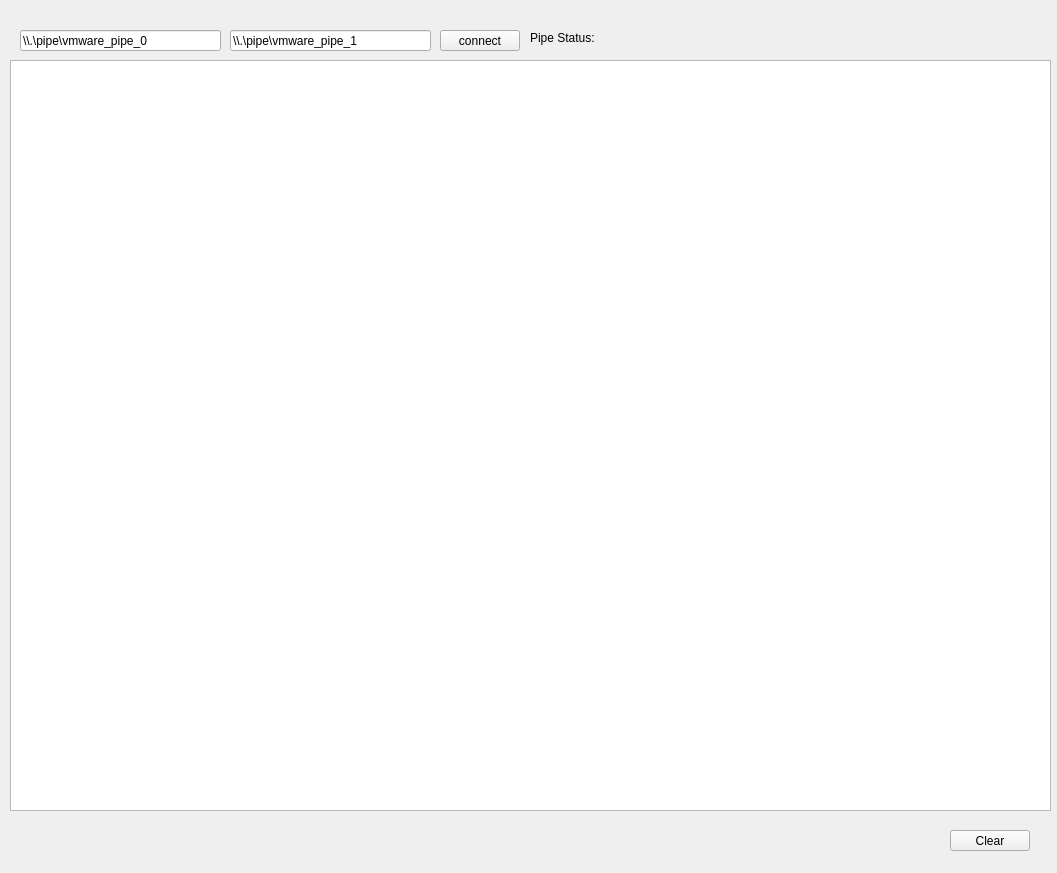
xamlo721/QtPipeSniffer, file resources/MainWindow.ui: the form before one commit.
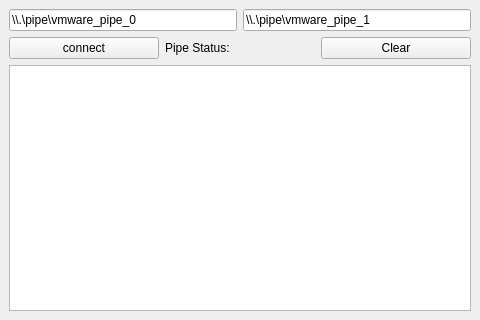
The form after the commit.

Patch:
```diff
--- a/resources/MainWindow.ui
+++ b/resources/MainWindow.ui
@@ -6,92 +6,66 @@
    <rect>
     <x>0</x>
     <y>0</y>
-    <width>1057</width>
-    <height>873</height>
+    <width>480</width>
+    <height>320</height>
    </rect>
   </property>
   <property name="windowTitle">
    <string>MainWindow</string>
   </property>
   <widget class="QWidget" name="centralwidget">
-   <widget class="QTextEdit" name="PipeSnifferEextEdit">
-    <property name="geometry">
-     <rect>
-      <x>10</x>
-      <y>60</y>
-      <width>1041</width>
-      <height>751</height>
-     </rect>
-    </property>
-    <property name="readOnly">
-     <bool>true</bool>
-    </property>
-   </widget>
-   <widget class="QPushButton" name="PipeConnectPushButton">
-    <property name="geometry">
-     <rect>
-      <x>440</x>
-      <y>30</y>
-      <width>80</width>
-      <height>21</height>
-     </rect>
-    </property>
-    <property name="text">
-     <string>connect</string>
-    </property>
-   </widget>
+   <layout class="QVBoxLayout" name="verticalLayout">
+    <item>
+     <layout class="QHBoxLayout" name="horizontalLayout">
+      <item>
    <widget class="QLineEdit" name="PipeNameSrcLineEdit">
-    <property name="geometry">
-     <rect>
-      <x>20</x>
-      <y>30</y>
-      <width>201</width>
-      <height>21</height>
-     </rect>
-    </property>
     <property name="text">
      <string>\\.\pipe\vmware_pipe_0</string>
     </property>
    </widget>
+      </item>
+      <item>
+       <widget class="QLineEdit" name="PipeNameDstLineEdit">
+        <property name="text">
+         <string>\\.\pipe\vmware_pipe_1</string>
+        </property>
+       </widget>
+      </item>
+     </layout>
+    </item>
+    <item>
+     <layout class="QHBoxLayout" name="horizontalLayout_2">
+      <item>
+       <widget class="QPushButton" name="PipeConnectPushButton">
+        <property name="text">
+         <string>connect</string>
+        </property>
+       </widget>
+      </item>
+      <item>
    <widget class="QLabel" name="PipeStatusLabel">
-    <property name="geometry">
-     <rect>
-      <x>530</x>
-      <y>30</y>
-      <width>251</width>
-      <height>16</height>
-     </rect>
-    </property>
     <property name="text">
      <string>Pipe Status:</string>
     </property>
    </widget>
+      </item>
+      <item>
    <widget class="QPushButton" name="ClearPushButton">
-    <property name="geometry">
-     <rect>
-      <x>950</x>
-      <y>830</y>
-      <width>80</width>
-      <height>21</height>
-     </rect>
-    </property>
     <property name="text">
      <string>Clear</string>
     </property>
    </widget>
-   <widget class="QLineEdit" name="PipeNameDstLineEdit">
-    <property name="geometry">
-     <rect>
-      <x>230</x>
-      <y>30</y>
-      <width>201</width>
-      <height>21</height>
-     </rect>
-    </property>
-    <property name="text">
-     <string>\\.\pipe\vmware_pipe_1</string>
-    </property>
-   </widget>
+      </item>
+     </layout>
+    </item>
+    <item>
+     <widget class="QTextEdit" name="PipeSnifferEextEdit">
+      <property name="readOnly">
+       <bool>true</bool>
+      </property>
+     </widget>
+    </item>
+   </layout>
   </widget>
  </widget>
  <resources/>
```
Left out of the diff: 2 changed lines with no effect on the pictures. Lines whose indentation alone changed are shown as unchanged.
